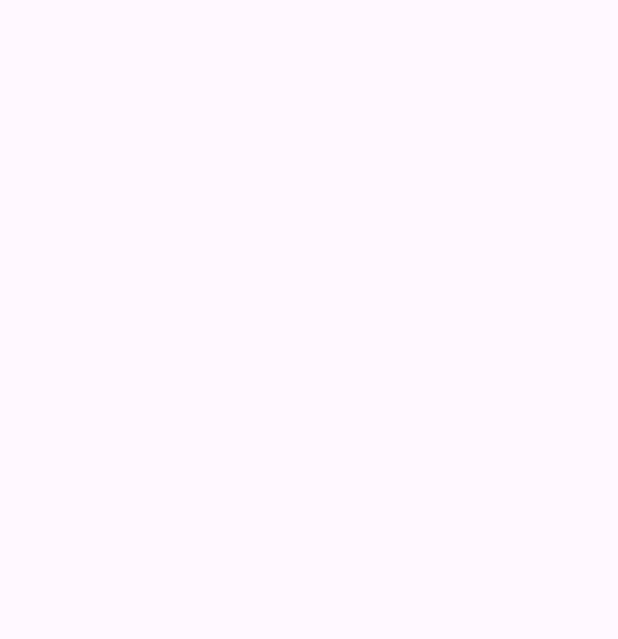
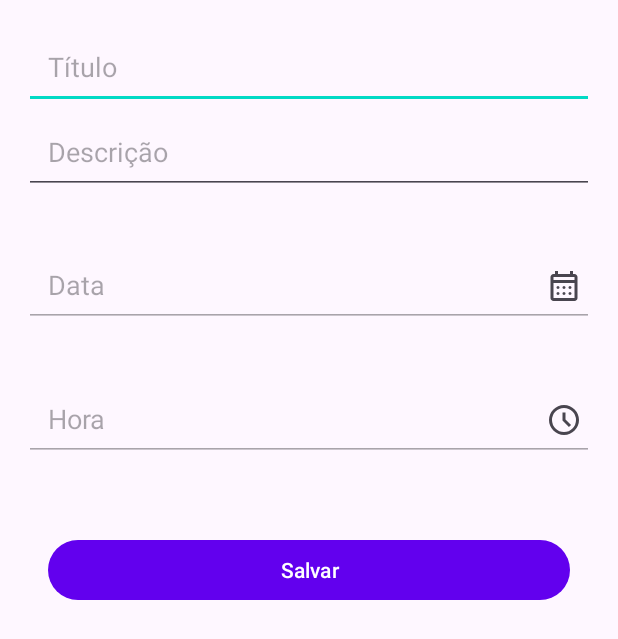
Before and after one commit to maguinhoaju/TaskManager, an Android app: the TaskActivity screen opened directly, with no data from a screen before it, on a phone screen of 412 x 824 dp. Before the commit the part shown is empty. Shown: the top 639 px of the screen. Run offline under Robolectric (Android 15) with nearby library versions, the phone set to English and light mode, and no system bars.

Commit message:
Evolução das telas

```diff
--- a/app/build.gradle.kts
+++ b/app/build.gradle.kts
@@ -37,6 +37,7 @@ android {
 
 dependencies {
 
+    implementation(libs.circleimageview)
     implementation(libs.androidx.core.ktx)
     implementation(libs.androidx.appcompat)
     implementation(libs.material)
--- a/app/src/main/AndroidManifest.xml
+++ b/app/src/main/AndroidManifest.xml
@@ -12,6 +12,9 @@
         android:supportsRtl="true"
         android:theme="@style/Theme.TaskManager"
         tools:targetApi="31">
+        <activity
+            android:name=".ProfileActivity"
+            android:exported="false" />
         <activity
             android:name=".TaskActivity"
             android:exported="false" />
--- /dev/null
+++ b/app/src/main/res/drawable/date_24.xml
@@ -0,0 +1,10 @@
+<vector xmlns:android="http://schemas.android.com/apk/res/android"
+    android:width="24dp"
+    android:height="24dp"
+    android:viewportWidth="960"
+    android:viewportHeight="960"
+    android:tint="?attr/colorControlNormal">
+  <path
+      android:fillColor="@android:color/white"
+      android:pathData="M200,880Q167,880 143.5,856.5Q120,833 120,800L120,240Q120,207 143.5,183.5Q167,160 200,160L240,160L240,80L320,80L320,160L640,160L640,80L720,80L720,160L760,160Q793,160 816.5,183.5Q840,207 840,240L840,800Q840,833 816.5,856.5Q793,880 760,880L200,880ZM200,800L760,800Q760,800 760,800Q760,800 760,800L760,400L200,400L200,800Q200,800 200,800Q200,800 200,800ZM200,320L760,320L760,240Q760,240 760,240Q760,240 760,240L200,240Q200,240 200,240Q200,240 200,240L200,320ZM200,320L200,240Q200,240 200,240Q200,240 200,240L200,240Q200,240 200,240Q200,240 200,240L200,320ZM480,560Q463,560 451.5,548.5Q440,537 440,520Q440,503 451.5,491.5Q463,480 480,480Q497,480 508.5,491.5Q520,503 520,520Q520,537 508.5,548.5Q497,560 480,560ZM320,560Q303,560 291.5,548.5Q280,537 280,520Q280,503 291.5,491.5Q303,480 320,480Q337,480 348.5,491.5Q360,503 360,520Q360,537 348.5,548.5Q337,560 320,560ZM640,560Q623,560 611.5,548.5Q600,537 600,520Q600,503 611.5,491.5Q623,480 640,480Q657,480 668.5,491.5Q680,503 680,520Q680,537 668.5,548.5Q657,560 640,560ZM480,720Q463,720 451.5,708.5Q440,697 440,680Q440,663 451.5,651.5Q463,640 480,640Q497,640 508.5,651.5Q520,663 520,680Q520,697 508.5,708.5Q497,720 480,720ZM320,720Q303,720 291.5,708.5Q280,697 280,680Q280,663 291.5,651.5Q303,640 320,640Q337,640 348.5,651.5Q360,663 360,680Q360,697 348.5,708.5Q337,720 320,720ZM640,720Q623,720 611.5,708.5Q600,697 600,680Q600,663 611.5,651.5Q623,640 640,640Q657,640 668.5,651.5Q680,663 680,680Q680,697 668.5,708.5Q657,720 640,720Z"/>
+</vector>
--- /dev/null
+++ b/app/src/main/res/drawable/time_24.xml
@@ -0,0 +1,10 @@
+<vector xmlns:android="http://schemas.android.com/apk/res/android"
+    android:width="24dp"
+    android:height="24dp"
+    android:viewportWidth="960"
+    android:viewportHeight="960"
+    android:tint="?attr/colorControlNormal">
+  <path
+      android:fillColor="@android:color/white"
+      android:pathData="M612,668L668,612L520,464L520,280L440,280L440,496L612,668ZM480,880Q397,880 324,848.5Q251,817 197,763Q143,709 111.5,636Q80,563 80,480Q80,397 111.5,324Q143,251 197,197Q251,143 324,111.5Q397,80 480,80Q563,80 636,111.5Q709,143 763,197Q817,251 848.5,324Q880,397 880,480Q880,563 848.5,636Q817,709 763,763Q709,817 636,848.5Q563,880 480,880ZM480,480Q480,480 480,480Q480,480 480,480Q480,480 480,480Q480,480 480,480Q480,480 480,480Q480,480 480,480Q480,480 480,480Q480,480 480,480ZM480,800Q613,800 706.5,706.5Q800,613 800,480Q800,347 706.5,253.5Q613,160 480,160Q347,160 253.5,253.5Q160,347 160,480Q160,613 253.5,706.5Q347,800 480,800Z"/>
+</vector>
--- a/app/src/main/res/layout/activity_task.xml
+++ b/app/src/main/res/layout/activity_task.xml
@@ -7,4 +7,97 @@
     android:layout_height="match_parent"
     tools:context=".TaskActivity">
 
+    <LinearLayout
+        android:id="@+id/body_tittle"
+        android:layout_width="match_parent"
+        android:layout_height="wrap_content"
+        android:orientation="vertical"
+        android:padding="16sp"
+        app:layout_constraintTop_toTopOf="parent"
+        app:layout_constraintStart_toStartOf="parent"
+        app:layout_constraintEnd_toEndOf="parent">
+        <EditText
+            android:id="@+id/tittleInput"
+            android:layout_width="match_parent"
+            android:layout_height="wrap_content"
+            android:padding="16dp"
+            android:hint="Título"/>
+        <EditText
+            android:id="@+id/descriptionInput"
+            android:layout_width="match_parent"
+            android:layout_height="wrap_content"
+            android:padding="16dp"
+            android:hint="Descrição"/>
+    </LinearLayout>
+
+    <LinearLayout
+        android:id="@+id/date_picker"
+        android:layout_width="match_parent"
+        android:layout_height="wrap_content"
+        android:orientation="vertical"
+        android:padding="16sp"
+        app:layout_constraintEnd_toTopOf="@id/body_tittle"
+        app:layout_constraintStart_toStartOf="@id/body_tittle"
+        app:layout_constraintTop_toBottomOf="@id/body_tittle">
+        <EditText
+            android:id="@+id/date_input"
+            android:layout_width="match_parent"
+            android:layout_height="wrap_content"
+            android:enabled="false"
+            android:padding="16dp"
+            android:hint="Data"/>
+        <ImageView
+            android:id="@+id/date_icon"
+            android:layout_width="wrap_content"
+            android:layout_height="wrap_content"
+            android:src="@drawable/date_24"
+            android:layout_gravity="right"
+            android:padding="16dp"
+            android:layout_marginTop="-55dp"
+            android:layout_marginRight="-8dp"/>
+    </LinearLayout>
+
+    <LinearLayout
+        android:id="@+id/time_picker"
+        android:layout_width="match_parent"
+        android:layout_height="wrap_content"
+        android:orientation="vertical"
+        android:padding="16sp"
+        app:layout_constraintEnd_toTopOf="@id/date_picker"
+        app:layout_constraintStart_toStartOf="@id/date_picker"
+        app:layout_constraintTop_toBottomOf="@id/date_picker">
+        <EditText
+            android:id="@+id/time_input"
+            android:layout_width="match_parent"
+            android:layout_height="wrap_content"
+            android:enabled="false"
+            android:padding="16dp"
+            android:hint="Hora"/>
+        <ImageView
+            android:id="@+id/time_icon"
+            android:layout_width="wrap_content"
+            android:layout_height="wrap_content"
+            android:src="@drawable/time_24"
+            android:layout_gravity="right"
+            android:padding="16dp"
+            android:layout_marginTop="-55dp"
+            android:layout_marginRight="-8dp"/>
+    </LinearLayout>
+
+    <LinearLayout
+        android:id="@+id/save_button_layout"
+        android:layout_width="match_parent"
+        android:layout_height="wrap_content"
+        android:orientation="vertical"
+        android:padding="32sp"
+        app:layout_constraintEnd_toTopOf="@id/time_picker"
+        app:layout_constraintStart_toStartOf="@id/time_picker"
+        app:layout_constraintTop_toBottomOf="@id/time_picker">
+        <Button
+            android:layout_width="match_parent"
+            android:layout_height="wrap_content"
+            android:text="@string/save"/>
+
+    </LinearLayout>
+
 </androidx.constraintlayout.widget.ConstraintLayout>
--- a/app/src/main/res/values/strings.xml
+++ b/app/src/main/res/values/strings.xml
@@ -11,4 +11,7 @@
     <string name="registerTitle">Registrar</string>
     <string name="confirmPassword">Confirme a senha</string>
     <string name="submitRegister">Criar conta</string>
+    <string name="home">Início</string>
+    <string name="save">Salvar</string>
+    <string name="profile">Perfil</string>
 </resources>
--- a/gradle/libs.versions.toml
+++ b/gradle/libs.versions.toml
@@ -1,5 +1,6 @@
 [versions]
 agp = "8.5.1"
+circleimageview = "3.1.0"
 kotlin = "1.9.0"
 coreKtx = "1.15.0"
 junit = "4.13.2"
@@ -12,6 +13,7 @@ constraintlayout = "2.2.0"
 
 [libraries]
 androidx-core-ktx = { group = "androidx.core", name = "core-ktx", version.ref = "coreKtx" }
+circleimageview = { module = "de.hdodenhof:circleimageview", version.ref = "circleimageview" }
 junit = { group = "junit", name = "junit", version.ref = "junit" }
 androidx-junit = { group = "androidx.test.ext", name = "junit", version.ref = "junitVersion" }
 androidx-espresso-core = { group = "androidx.test.espresso", name = "espresso-core", version.ref = "espressoCore" }
```
Also changed, not shown: app/src/main/java/br/com/carlosmagno/taskmanager/MainActivity.kt (+19 -0 lines), app/src/main/java/br/com/carlosmagno/taskmanager/ProfileActivity.kt (added, +27 -0 lines), app/src/main/res/drawable/add_48.xml (added, +10 -0 lines), app/src/main/res/drawable/camera_48.xml (added, +10 -0 lines), app/src/main/res/drawable/galery_48.xml (added, +10 -0 lines), app/src/main/res/drawable/home_24.xml (added, +10 -0 lines), app/src/main/res/drawable/logout_24.xml (added, +11 -0 lines), app/src/main/res/drawable/profile_24.xml (added, +10 -0 lines), app/src/main/res/drawable/profile_circle_48.xml (added, +10 -0 lines), app/src/main/res/layout/activity_main.xml (+31 -1 lines), app/src/main/res/layout/activity_profile.xml (added, +84 -0 lines).
